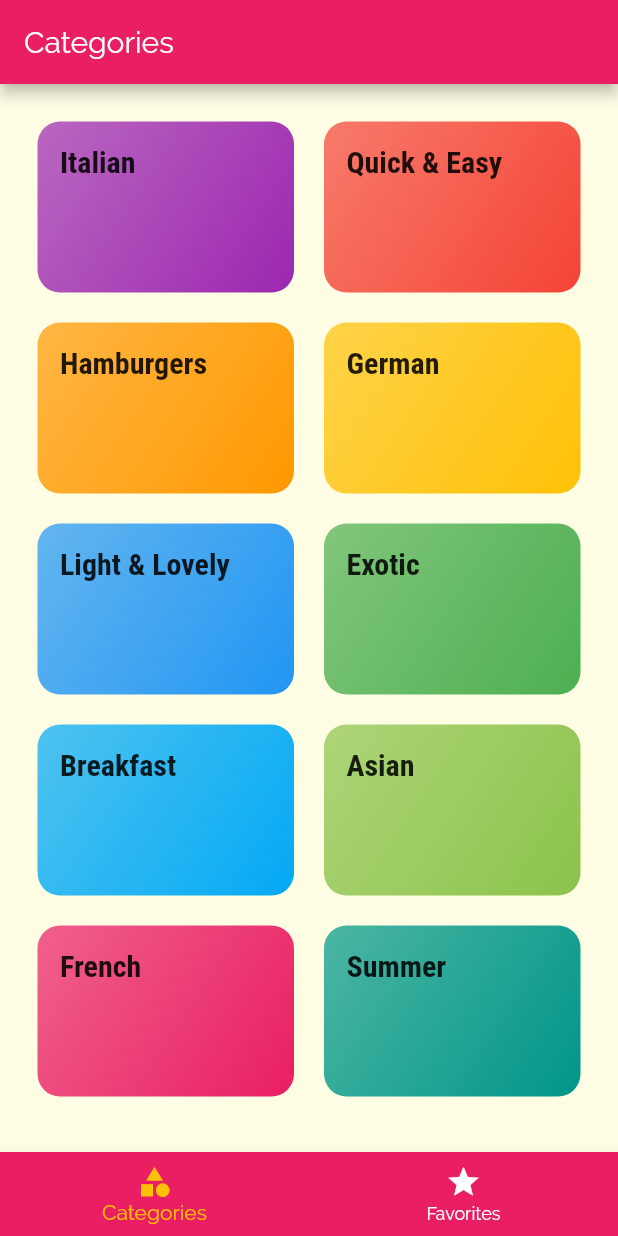
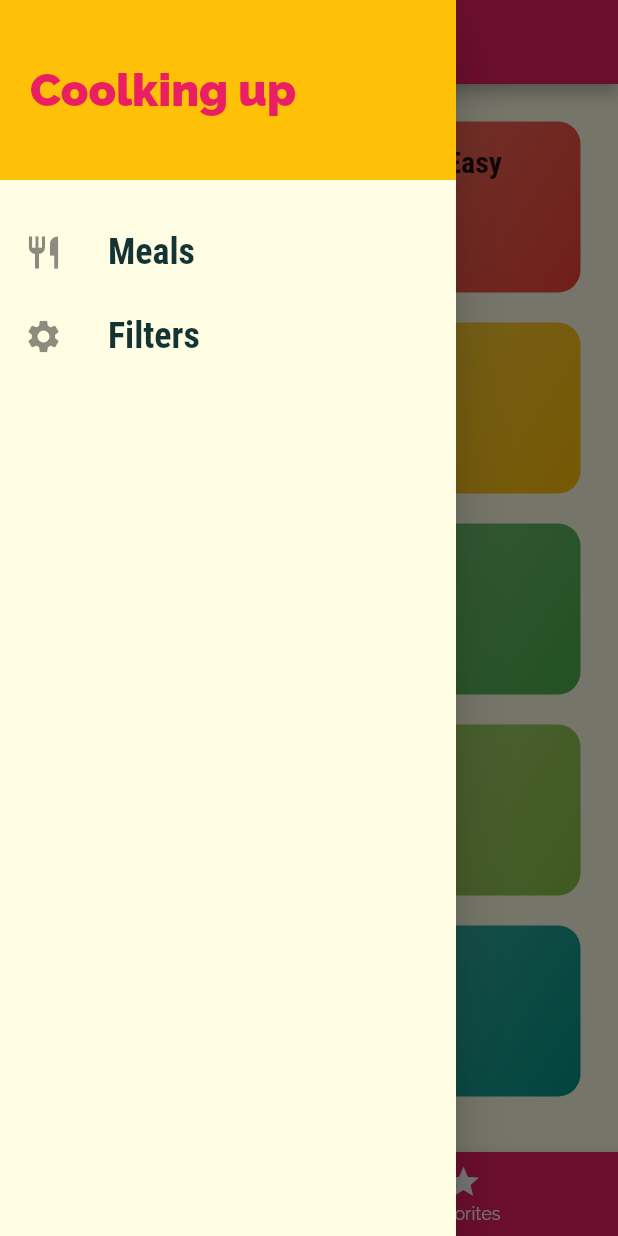
Before and after one commit to vimalprakashts/flutter_meal_app, a Flutter app: the screen it shows after launch, with the side drawer open (before the commit the screen has no drawer), on a phone screen of 412 x 824 dp. Run offline on Flutter 3.47's test engine with Material 2 defaults, Android fonts, the phone set to English and light mode, and no system bars.

Commit message:
adding drawer

```diff
--- a/lib/main.dart
+++ b/lib/main.dart
@@ -2,6 +2,7 @@ import 'package:flutter/material.dart';
 import 'package:flutter_meal_app/screens/category_meals_screen.dart';
 import 'package:flutter_meal_app/screens/meal_detail_screen.dart';
 
+import 'screens/filters_screen.dart';
 import 'screens/tabs_screen.dart';
 
 void main() => runApp(MyApp());
@@ -33,6 +34,7 @@ class MyApp extends StatelessWidget {
         '/': (ctx) => TabsScreen(),
         CategoryMealsScreen.routeName: (ctx) => CategoryMealsScreen(),
         MealDetailScreen.routeName: (ctx) => MealDetailScreen(),
+        FiltersScreen.routeName: (ctx) => FiltersScreen(),
       },
     );
   }
--- /dev/null
+++ b/lib/screens/filters_screen.dart
@@ -0,0 +1,15 @@
+import 'package:flutter/material.dart';
+import 'package:flutter_meal_app/widgets/main_drawer.dart';
+
+class FiltersScreen extends StatelessWidget {
+  static const routeName = "/filters";
+  @override
+  Widget build(BuildContext context) {
+    return Scaffold(
+      appBar: AppBar(
+        title: Text("text"),
+      ),
+      drawer: MainDrawer(),
+    );
+  }
+}
--- a/lib/screens/tabs_screen.dart
+++ b/lib/screens/tabs_screen.dart
@@ -1,6 +1,7 @@
 import 'package:flutter/material.dart';
 import 'package:flutter_meal_app/screens/categories_screen.dart';
 import 'package:flutter_meal_app/screens/favorites_screen.dart';
+import 'package:flutter_meal_app/widgets/main_drawer.dart';
 
 class TabsScreen extends StatefulWidget {
   @override
@@ -27,6 +28,7 @@ class _TabsScreenState extends State<TabsScreen> {
       appBar: AppBar(
         title: Text(_pages[_selectedPageIndex]['title']),
       ),
+      drawer: MainDrawer(),
       body: _pages[_selectedPageIndex]['page'],
       bottomNavigationBar: BottomNavigationBar(
         onTap: (index) {
--- /dev/null
+++ b/lib/widgets/main_drawer.dart
@@ -0,0 +1,56 @@
+import 'package:flutter/material.dart';
+import 'package:flutter_meal_app/screens/filters_screen.dart';
+
+class MainDrawer extends StatelessWidget {
+  Widget _buildListTitle(String title, IconData icon, Function tapHandler) {
+    return ListTile(
+      leading: Icon(
+        icon,
+        size: 26,
+      ),
+      title: Text(
+        title,
+        style: TextStyle(
+          fontFamily: 'RobotoCondensed',
+          fontSize: 24,
+          fontWeight: FontWeight.bold,
+        ),
+      ),
+      onTap: tapHandler,
+    );
+  }
+
+  @override
+  Widget build(BuildContext context) {
+    return Drawer(
+      child: Column(
+        children: <Widget>[
+          Container(
+            height: 120,
+            width: double.infinity,
+            padding: EdgeInsets.all(20),
+            alignment: Alignment.centerLeft,
+            color: Theme.of(context).accentColor,
+            child: Text(
+              "Coolking up",
+              style: TextStyle(
+                fontWeight: FontWeight.w900,
+                fontSize: 30,
+                color: Theme.of(context).primaryColor,
+              ),
+            ),
+          ),
+          SizedBox(
+            height: 20,
+          ),
+          _buildListTitle('Meals', Icons.restaurant, () {
+            Navigator.of(context).pushReplacementNamed('/');
+          }),
+          _buildListTitle('Filters', Icons.settings, () {
+            Navigator.of(context).pushReplacementNamed(FiltersScreen.routeName);
+          }),
+        ],
+      ),
+    );
+  }
+}
```
